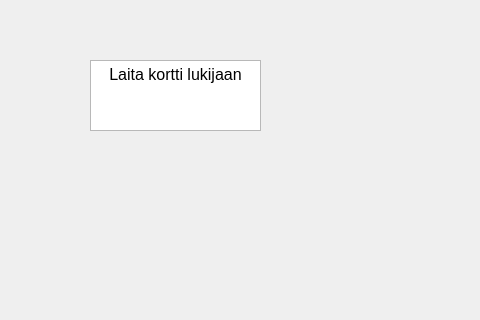
First picture: the form in bank-automat/mainwindow.ui, repository JuusoToratti/tvt23pankkiprojekti, before the edit; both pictures show x 0 to 480 and y 0 to 320 of the 800 by 600 pixel window.
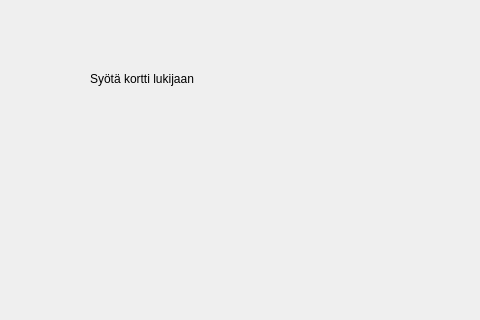
Second picture: the form after the edit.

The edit to the form file:
```diff
--- a/bank-automat/mainwindow.ui
+++ b/bank-automat/mainwindow.ui
@@ -14,24 +14,17 @@
    <string>MainWindow</string>
   </property>
   <widget class="QWidget" name="centralwidget">
-   <widget class="QTextBrowser" name="begin">
+   <widget class="QLabel" name="begin">
     <property name="geometry">
      <rect>
       <x>90</x>
-      <y>60</y>
-      <width>171</width>
-      <height>71</height>
+      <y>40</y>
+      <width>158</width>
+      <height>78</height>
      </rect>
     </property>
-    <property name="html">
-     <string>&lt;!DOCTYPE HTML PUBLIC &quot;-//W3C//DTD HTML 4.0//EN&quot; &quot;http://www.w3.org/TR/REC-html40/strict.dtd&quot;&gt;
-&lt;html&gt;&lt;head&gt;&lt;meta name=&quot;qrichtext&quot; content=&quot;1&quot; /&gt;&lt;meta charset=&quot;utf-8&quot; /&gt;&lt;style type=&quot;text/css&quot;&gt;
-p, li { white-space: pre-wrap; }
-hr { height: 1px; border-width: 0; }
-li.unchecked::marker { content: &quot;\2610&quot;; }
-li.checked::marker { content: &quot;\2612&quot;; }
-&lt;/style&gt;&lt;/head&gt;&lt;body style=&quot; font-family:'Segoe UI'; font-size:9pt; font-weight:400; font-style:normal;&quot;&gt;
-&lt;p align=&quot;center&quot; style=&quot; margin-top:0px; margin-bottom:0px; margin-left:0px; margin-right:0px; -qt-block-indent:0; text-indent:0px;&quot;&gt;&lt;span style=&quot; font-size:12pt;&quot;&gt;Laita kortti lukijaan&lt;/span&gt;&lt;/p&gt;&lt;/body&gt;&lt;/html&gt;</string>
+    <property name="text">
+     <string>Syötä kortti lukijaan</string>
     </property>
    </widget>
   </widget>
```
